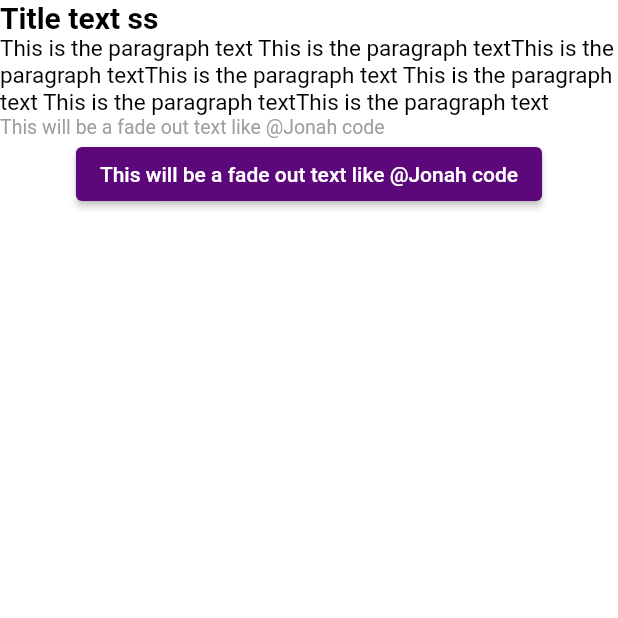
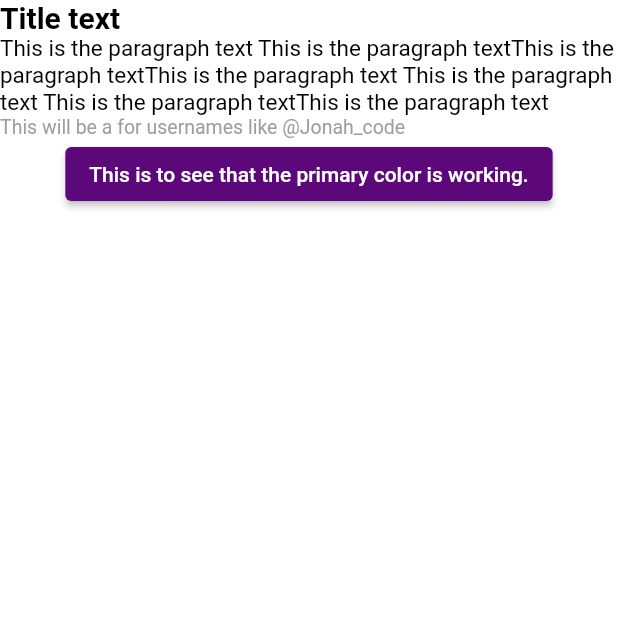
Before and after one commit to JonahCodeGeek/DBU-PUSH-REPO, a Flutter app: the screen it shows after launch, on a phone screen of 412 x 824 dp, the top half of it. Run offline on Flutter 3.47's test engine with Material 2 defaults, Android fonts, the phone set to English and light mode, and no system bars; our stand-ins replace firebase_core, google_fonts; accounts and stored records are empty.

Commit message:
merged from yoni branch to final

```diff
--- a/lib/screens/main_screen.dart
+++ b/lib/screens/main_screen.dart
@@ -15,16 +15,17 @@ class MainPage extends StatelessWidget {
           child: Column(
             // ignore: prefer_const_literals_to_create_immutables
             children: [
-              AppText.HeaderText('Title text ss'),
+              AppText.HeaderText('Title text'),
               AppText.ContentText(
                   'This is the paragraph text This is the paragraph textThis is the paragraph text'
                   'This is the paragraph text This is the paragraph text This is the paragraph text'
                   'This is the paragraph text'),
               AppText.ReferenceText(
-                  'This will be a fade out text like @Jonah code'),
+                  'This will be a for usernames like @Jonah_code'),
               ElevatedButton(
                   onPressed: () => {},
-                  child: Text('This will be a fade out text like @Jonah code'))
+                  child:
+                      Text('This is to see that the primary color is working.'))
             ],
           ),
         ),
--- a/lib/widgets/app_text.dart
+++ b/lib/widgets/app_text.dart
@@ -2,7 +2,6 @@
 
 import 'package:flutter/material.dart';
 import 'package:google_fonts/google_fonts.dart';
-
 import '../utils/Theme/app_colors.dart';
 
 class AppText {
```
